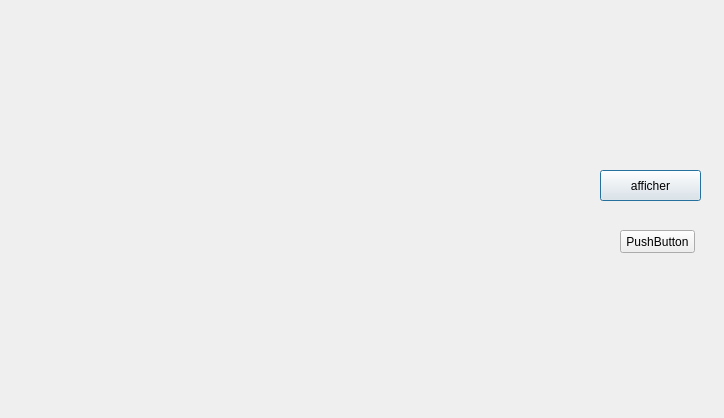
First picture: the form in seconddialog.ui, repository hanenjabnoun-Esprit-2019/Smart_Pastry_Shop_2A25, before the edit.
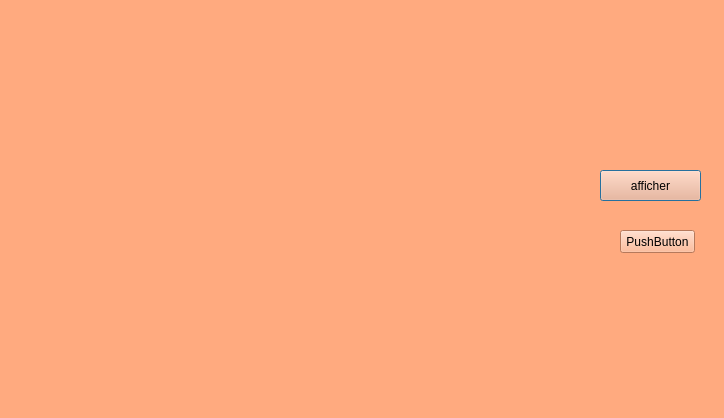
Second picture: the form after the edit. Icons and pictures are not drawn. Custom widgets are drawn as their Qt base class.

Patch:
```diff
--- a/seconddialog.ui
+++ b/seconddialog.ui
@@ -13,6 +13,9 @@
   <property name="windowTitle">
    <string>Dialog</string>
   </property>
+  <property name="styleSheet">
+   <string notr="true">background-color:rgb(255, 170, 127);</string>
+  </property>
   <widget class="QPushButton" name="afficher">
    <property name="geometry">
     <rect>
```
